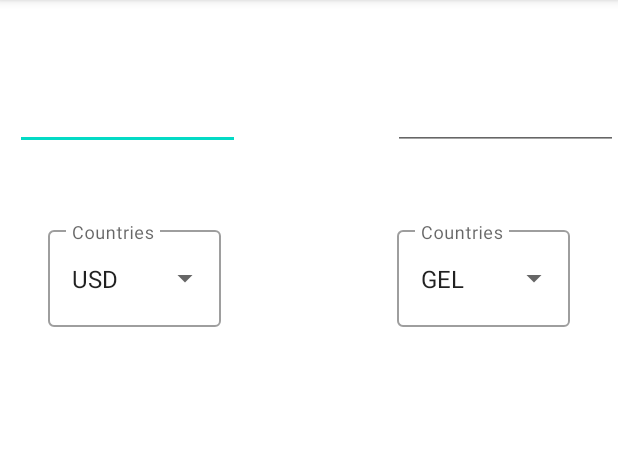
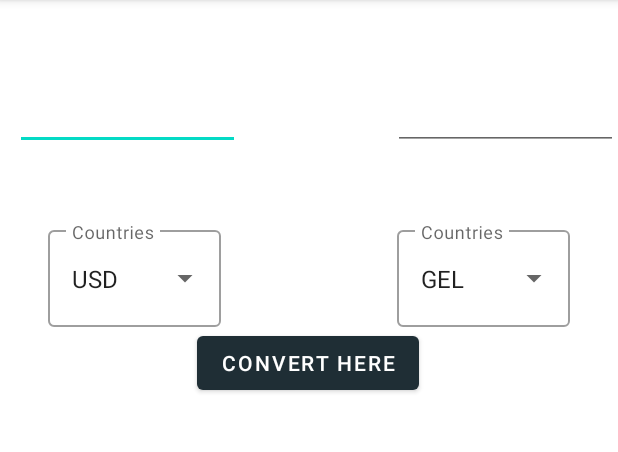
Before and after one commit to tmumladze123/Walletfluent, an Android app: the fragment CalculatorPageFragment shown on its own in the app's theme, on a phone screen of 412 x 824 dp, the part 84-536 px from its top. Run offline under Robolectric (Android 15) with nearby library versions, the phone set to English and light mode, and no system bars; our stand-ins replace Dagger/Hilt's generated code.

Commit message:
converter

```diff
--- a/WalletFluent/app/src/main/java/ge/nlatsabidze/walletfluent/ui/currency/currencyPages/calculatorCurrencies/CalculatorPageFragment.kt
+++ b/WalletFluent/app/src/main/java/ge/nlatsabidze/walletfluent/ui/currency/currencyPages/calculatorCurrencies/CalculatorPageFragment.kt
@@ -35,11 +35,30 @@ class CalculatorPageFragment :
         val countriesTo = ArrayAdapter(requireContext(), R.layout.dropdown_item, countries)
         binding.autoCompleteTo.setAdapter(countriesTo)
 
+        var firstValue = binding.textInputLayoutWrapper.editText?.text.toString()
         binding.autoCompleteFrom.onItemClickListener =
             OnItemClickListener { adapterView, view, position, id ->
                 val selectedValue: String? = countriesFrom.getItem(position)
-                d("dsadsa", selectedValue.toString())
+                firstValue = selectedValue!!
+                d("dsadsa", firstValue)
             }
+
+        var secondValue = binding.secondTextInputLayoutWrapper.editText?.text.toString()
+        binding.autoCompleteTo.onItemClickListener =
+            OnItemClickListener { adapterView, view, position, id ->
+                val selectedValue: String? = countriesFrom.getItem(position)
+                secondValue = selectedValue!!
+                d("dsadsa", secondValue)
+            }
+
+        binding.btnConverter.setOnClickListener {
+            if (binding.etNumber.text.toString().isNotEmpty()) {
+                val amount = binding.etNumber.text.toString().toDouble()
+                d("amount", amount.toString())
+                calculatorViewModel.getConvertedValue(amount, firstValue, secondValue)
+
+            }
+        }
     }
 
     override fun start() {
@@ -49,12 +68,13 @@ class CalculatorPageFragment :
 
     private fun collectConvertedValue() {
 
-        calculatorViewModel.getConvertedValue(45.1, "USD", "eur")
-
         lifecycleScope.launch {
             calculatorViewModel.convertedValue.collectLatest {
                 d("dsadas", it.value.toString())
+                binding.etConvertedNumber.setText(it.value.toString())
             }
         }
+
+
     }
 }
--- a/WalletFluent/app/src/main/res/layout/calculator_page_fragment.xml
+++ b/WalletFluent/app/src/main/res/layout/calculator_page_fragment.xml
@@ -60,6 +60,7 @@
 
 
     <com.google.android.material.textfield.TextInputLayout
+        android:id="@+id/secondTextInputLayoutWrapper"
         style="@style/Widget.MaterialComponents.TextInputLayout.OutlinedBox.ExposedDropdownMenu"
         android:layout_width="115dp"
         android:layout_height="70dp"
@@ -85,4 +86,14 @@
 
     </com.google.android.material.textfield.TextInputLayout>
 
+    <Button
+        android:id="@+id/btnConverter"
+        android:layout_width="wrap_content"
+        android:layout_height="wrap_content"
+        android:text="Convert here"
+        app:layout_constraintEnd_toEndOf="parent"
+        app:layout_constraintHorizontal_bias="0.498"
+        app:layout_constraintStart_toStartOf="parent"
+        app:layout_constraintTop_toBottomOf="@+id/textInputLayoutWrapper" />
+
 </androidx.constraintlayout.widget.ConstraintLayout>
```
